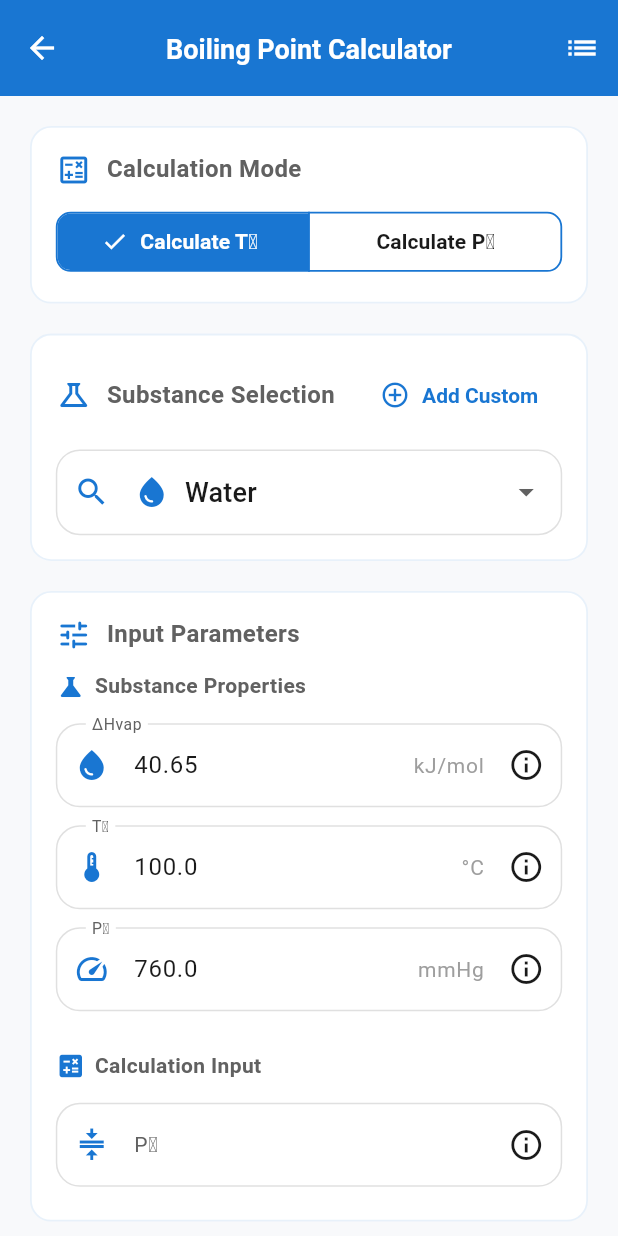
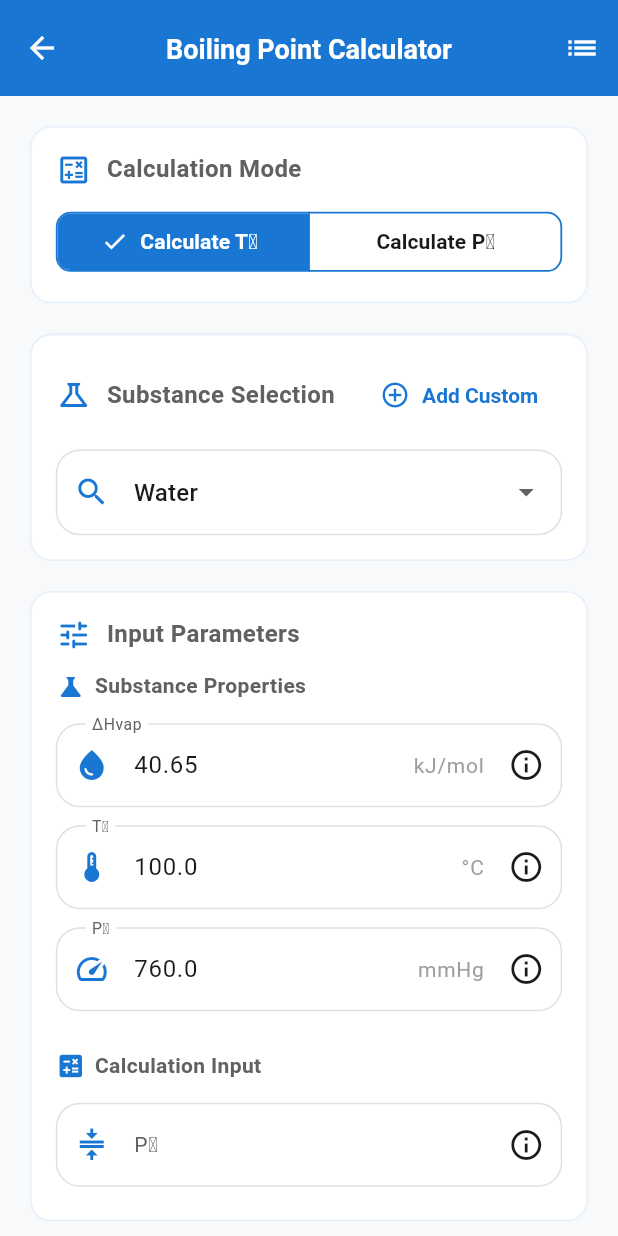
Before and after one commit to amits0905/Mechanical-Engineering, a Flutter app: the BoilingPointCalculatorUI screen opened directly, on a phone screen of 412 x 824 dp. Run offline on Flutter 3.47's test engine with Material 3 defaults, Android fonts, the phone set to English and light mode, and no system bars; our stand-ins replace geolocator, sensors_plus, shared_preferences; accounts and stored records are empty.

Commit message:
buid.gradle.kts updated

```diff
--- a/lib/components/boiling_point_calculator/boiling_point_calculator_ui.dart
+++ b/lib/components/boiling_point_calculator/boiling_point_calculator_ui.dart
@@ -155,13 +155,11 @@ class _BoilingPointCalculatorUIState extends State<BoilingPointCalculatorUI> {
   }
 
   Widget _buildSubstanceCard() {
-    // Use a final variable to store the list of substances for cleaner code
     final List<String> availableSubstances = _controller.substances;
 
     return _buildCard(
-      title: 'Substance Selection', // Better title than just 'Substance'
+      title: 'Substance Selection',
       icon: Icons.science_outlined,
-      // Moved the "Add Custom Substance" action here for better discoverability
       trailing: TextButton.icon(
         icon: const Icon(Icons.add_circle_outline, size: 20),
         label: const Text('Add Custom'),
@@ -172,16 +170,35 @@ class _BoilingPointCalculatorUIState extends State<BoilingPointCalculatorUI> {
         ),
       ),
       child: DropdownButtonFormField<String>(
-        // FIX 1: Changed 'initialValue' to the correct 'value' parameter
         initialValue: _controller.selectedSubstance,
         isExpanded: true,
         decoration: _inputDecoration(
           hint: 'Select a substance',
           icon: Icons.search,
         ),
+        menuMaxHeight: MediaQuery.of(context).size.height * 0.5,
         borderRadius: BorderRadius.circular(12),
-        // Check if the list is empty to prevent potential null issues,
-        // although unlikely with the Water default.
+
+        // NEW: Use selectedItemBuilder to control the displayed text's style.
+        selectedItemBuilder: (context) {
+          return availableSubstances.map<Widget>((String s) {
+            final isCustom = _controller.substanceDatabase.isCustomSubstance(s);
+
+            // Render only the text, styled like a regular input field value.
+            return Text(
+              s,
+              maxLines: 1,
+              overflow: TextOverflow.ellipsis,
+              style: TextStyle(
+                fontSize: 16,
+                fontWeight: isCustom ? FontWeight.bold : FontWeight.w500,
+                color: AppTheme.textPrimaryColor,
+              ),
+            );
+          }).toList();
+        },
+
+        // END NEW
         items: availableSubstances.isEmpty
             ? null
             : availableSubstances.map((s) {
@@ -189,12 +206,12 @@ class _BoilingPointCalculatorUIState extends State<BoilingPointCalculatorUI> {
                     .isCustomSubstance(s);
                 return DropdownMenuItem(
                   value: s,
+                  child: SizedBox(
+                    width: double.infinity,
                     child: Row(
                       children: [
-                      // Dynamic icon: 'Water' for Water, 'science' for others
                         Icon(
                           s == 'Water' ? Icons.water_drop : Icons.science,
-                        // FIX 2: Added the named argument 'alpha:' to fix the positional argument error
                           color: AppTheme.primaryColor.withValues(
                             alpha: isCustom ? 0.8 : 1.0,
                           ),
@@ -209,11 +226,13 @@ class _BoilingPointCalculatorUIState extends State<BoilingPointCalculatorUI> {
                                   : FontWeight.w500,
                               color: AppTheme.textPrimaryColor,
                             ),
+                            overflow: TextOverflow.ellipsis,
                           ),
                         ),
-                      // Use a more distinct tag for custom substances
-                      if (isCustom) _buildTag('Custom', AppTheme.primaryColor),
+                        if (isCustom)
+                          _buildTag('Custom', AppTheme.primaryColor),
                       ],
+                    ),
                   ),
                 );
               }).toList(),
```
Also changed, not shown: 1 other file. Lines whose indentation alone changed are shown as unchanged.
